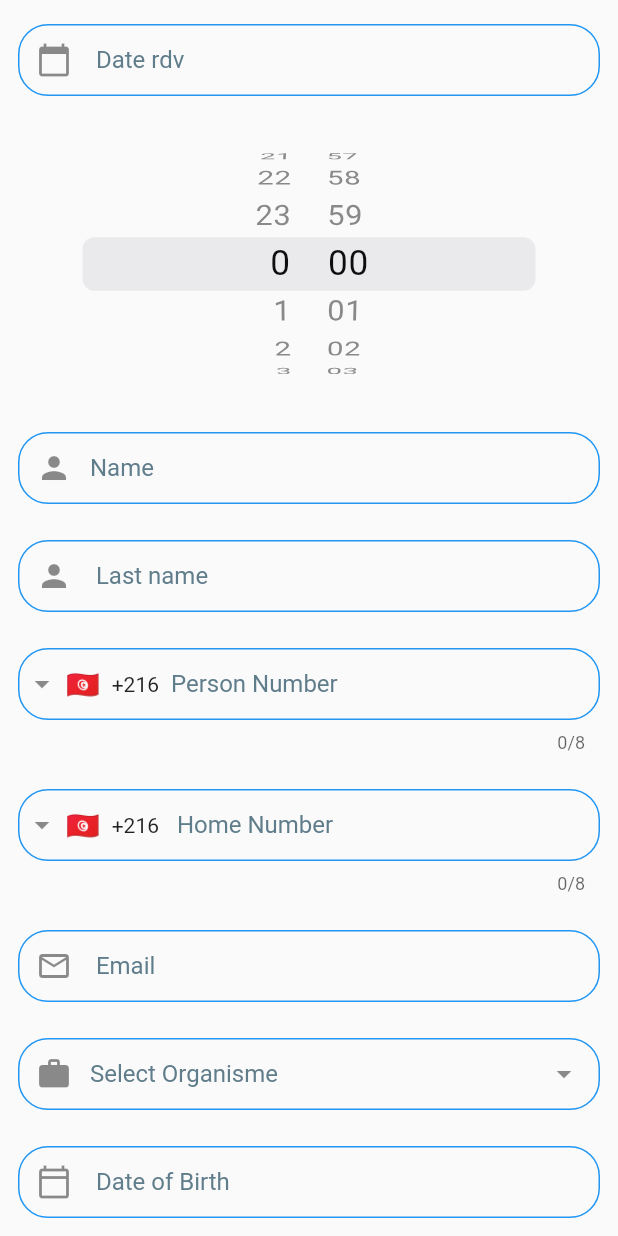
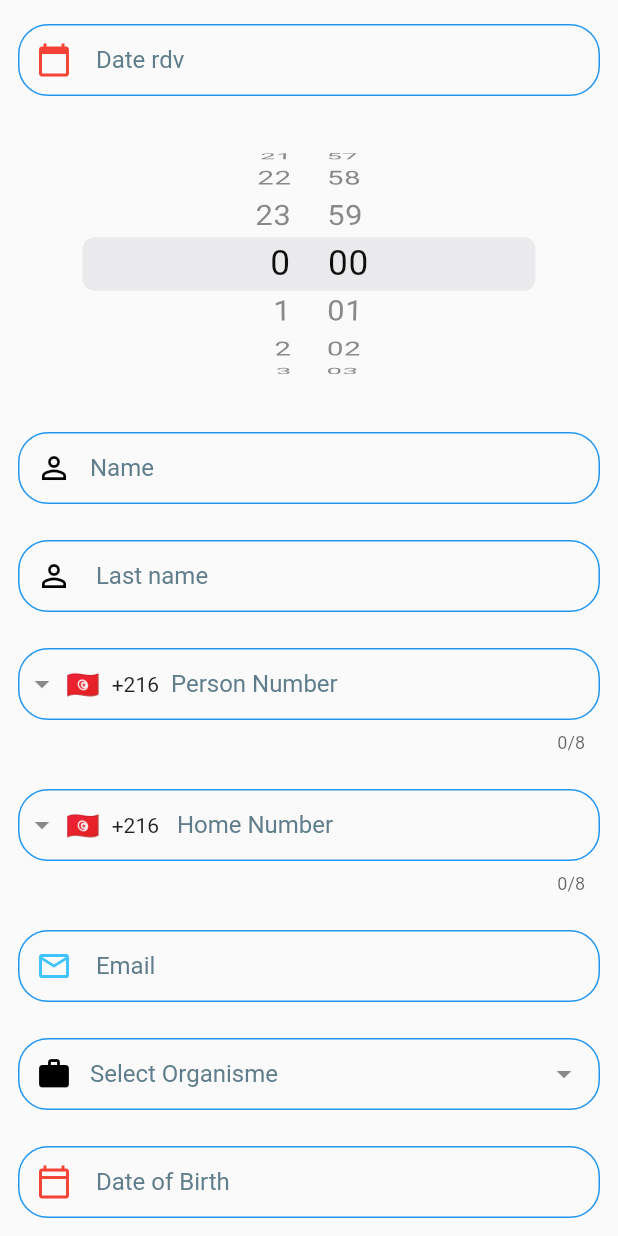
Before and after one commit to AyaBm214/RadiologieApp, a Flutter app: the FormulaireView screen opened directly, scrolled down 484 dp, on a phone screen of 412 x 824 dp. Run offline on Flutter 3.47's test engine with Material 2 defaults, Android fonts, the light colour scheme and no system bars; drawn by our look-alikes of dropdown_search, intl_phone_field; our stand-ins replace flutter_datetime_picker, flutter_slidable, get; missing offline and left inert: flutter_agenda, time_planner; accounts and stored records are empty; network calls fail.

Commit message:
11/05/2022

```diff
--- a/lib/app/data/widgets/RDVForm.dart
+++ b/lib/app/data/widgets/RDVForm.dart
@@ -33,10 +33,11 @@ class FormulaireView extends GetView<RendezvousController> {
             child: Column(
               children: <Widget>[
                 AppBar(
+                  backgroundColor: Colors.white,
                   leading: IconButton(
                     icon: const Icon(
                       Icons.arrow_back_ios,
-                      color: Colors.white,
+                      color: Colors.black,
                     ),
                     onPressed: () {
                       showDialog(
@@ -71,12 +72,20 @@ class FormulaireView extends GetView<RendezvousController> {
                     },
                   ),
                   elevation: 0,
-                  title: const Text('Rendez Vous'),
+                  title: const Text(
+                    'Rendez-Vous',
+                    style: TextStyle(
+                        letterSpacing: 5,
+                        fontStyle: FontStyle.italic,
+                        color: Colors.black,
+                        fontSize: 18),
+                  ),
                   actions: <Widget>[
                     IconButton(
                       icon: const Icon(
-                        Icons.check,
-                        color: Colors.white,
+                        Icons.verified_outlined,
+                        color: Colors.black,
+                        size: 30,
                       ),
                       onPressed: () {
                         if (form_rdv.currentState!.validate()) {
@@ -94,7 +103,6 @@ class FormulaireView extends GetView<RendezvousController> {
                       },
                     ),
                   ],
-                  backgroundColor: Theme.of(context).colorScheme.secondary,
                   centerTitle: true,
                 ),
                 Container(
@@ -116,19 +124,22 @@ class FormulaireView extends GetView<RendezvousController> {
                                   rendezvousController.listCenter.value
                                       .forEach((element) {
                                     if (element.designCentre == value) {
-                                      rendezvousController.Lcenterv.value =
+                                      rendezvousController.L2centerv.value =
                                           element;
                                     }
                                   }),
                                 },
                             selectedItem: rendezvousController
-                                .Lcenterv.value.designCentre,
+                                .L2centerv.value.designCentre,
                             dropdownSearchDecoration: InputDecoration(
                                 contentPadding: const EdgeInsets.all(10),
                                 hintText: "Select Center",
                                 hintStyle:
                                     const TextStyle(color: Colors.blueGrey),
-                                prefixIcon: const Icon(Icons.business_center),
+                                prefixIcon: const Icon(
+                                  Icons.business_center,
+                                  color: Colors.black,
+                                ),
                                 labelStyle: TextStyle(
                                   color: Get.theme.primaryColor,
                                   fontWeight: FontWeight.w700,
@@ -177,7 +188,10 @@ class FormulaireView extends GetView<RendezvousController> {
                                 hintText: "Select Salle",
                                 hintStyle:
                                     const TextStyle(color: Colors.blueGrey),
-                                prefixIcon: const Icon(Icons.home_outlined),
+                                prefixIcon: const Icon(
+                                  Icons.home_outlined,
+                                  color: Colors.black,
+                                ),
                                 labelStyle: TextStyle(
                                   color: Get.theme.primaryColor,
                                   fontWeight: FontWeight.w700,
@@ -224,7 +238,10 @@ class FormulaireView extends GetView<RendezvousController> {
                                 hintText: "Select Medecin M",
                                 hintStyle:
                                     const TextStyle(color: Colors.blueGrey),
-                                prefixIcon: const Icon(Icons.search),
+                                prefixIcon: const Icon(
+                                  Icons.perm_identity,
+                                  color: Colors.black,
+                                ),
                                 labelStyle: TextStyle(
                                   color: Get.theme.primaryColor,
                                   fontWeight: FontWeight.w700,
@@ -271,7 +288,10 @@ class FormulaireView extends GetView<RendezvousController> {
                                 hintText: "Select Medecin P",
                                 hintStyle:
                                     const TextStyle(color: Colors.blueGrey),
-                                prefixIcon: const Icon(Icons.search),
+                                prefixIcon: const Icon(
+                                  Icons.perm_identity,
+                                  color: Colors.black,
+                                ),
                                 labelStyle: TextStyle(
                                   color: Get.theme.primaryColor,
                                   fontWeight: FontWeight.w700,
@@ -306,7 +326,10 @@ class FormulaireView extends GetView<RendezvousController> {
                           contentPadding: const EdgeInsets.all(10),
                           hintText: " Objet",
                           hintStyle: const TextStyle(color: Colors.blueGrey),
-                          prefixIcon: const Icon(Icons.emoji_objects),
+                          prefixIcon: const Icon(
+                            Icons.emoji_objects,
+                            color: Colors.yellow,
+                          ),
                           labelStyle: TextStyle(
                             color: Get.theme.primaryColor,
                             fontWeight: FontWeight.w700,
@@ -357,7 +380,10 @@ class FormulaireView extends GetView<RendezvousController> {
                                 hintText: "Code/designation",
                                 hintStyle:
                                     const TextStyle(color: Colors.blueGrey),
-                                prefixIcon: const Icon(Icons.home_outlined),
+                                prefixIcon: const Icon(
+                                  Icons.edit,
+                                  color: Colors.black,
+                                ),
                                 labelStyle: TextStyle(
                                   color: Get.theme.primaryColor,
                                   fontWeight: FontWeight.w700,
@@ -393,7 +419,10 @@ class FormulaireView extends GetView<RendezvousController> {
                             contentPadding: const EdgeInsets.all(5),
                             hintText: " Date rdv",
                             hintStyle: const TextStyle(color: Colors.blueGrey),
-                            prefixIcon: const Icon(Icons.calendar_today),
+                            prefixIcon: const Icon(
+                              Icons.calendar_today,
+                              color: Colors.red,
+                            ),
                             labelStyle: TextStyle(
                               color: Get.theme.primaryColor,
                               fontWeight: FontWeight.w700,
@@ -466,7 +495,10 @@ class FormulaireView extends GetView<RendezvousController> {
                           contentPadding: const EdgeInsets.all(10),
                           hintText: "Name",
                           hintStyle: const TextStyle(color: Colors.blueGrey),
-                          prefixIcon: const Icon(Icons.person),
+                          prefixIcon: const Icon(
+                            Icons.perm_identity,
+                            color: Colors.black,
+                          ),
                           labelStyle: TextStyle(
                             color: Get.theme.primaryColor,
                             fontWeight: FontWeight.w700,
@@ -499,7 +531,10 @@ class FormulaireView extends GetView<RendezvousController> {
                           contentPadding: const EdgeInsets.all(10),
                           hintText: " Last name",
                           hintStyle: const TextStyle(color: Colors.blueGrey),
-                          prefixIcon: const Icon(Icons.person),
+                          prefixIcon: const Icon(
+                            Icons.perm_identity,
+                            color: Colors.black,
+                          ),
                           labelStyle: TextStyle(
                             color: Get.theme.primaryColor,
                             fontWeight: FontWeight.w700,
@@ -522,7 +557,10 @@ class FormulaireView extends GetView<RendezvousController> {
                           contentPadding: const EdgeInsets.all(10),
                           hintText: "Person Number",
                           hintStyle: const TextStyle(color: Colors.blueGrey),
-                          prefixIcon: const Icon(Icons.send_to_mobile),
+                          prefixIcon: const Icon(
+                            Icons.phone,
+                            color: Colors.red,
+                          ),
                           labelStyle: TextStyle(
                             color: Get.theme.primaryColor,
                             fontWeight: FontWeight.w700,
@@ -556,7 +594,10 @@ class FormulaireView extends GetView<RendezvousController> {
                           contentPadding: const EdgeInsets.all(10),
                           hintText: " Home Number",
                           hintStyle: const TextStyle(color: Colors.blueGrey),
-                          prefixIcon: const Icon(Icons.phone),
+                          prefixIcon: const Icon(
+                            Icons.phone,
+                            color: Colors.red,
+                          ),
                           labelStyle: TextStyle(
                             color: Get.theme.primaryColor,
                             fontWeight: FontWeight.w700,
@@ -591,7 +632,10 @@ class FormulaireView extends GetView<RendezvousController> {
                           contentPadding: const EdgeInsets.all(10),
                           hintText: " Email",
                           hintStyle: const TextStyle(color: Colors.blueGrey),
-                          prefixIcon: const Icon(Icons.email_outlined),
+                          prefixIcon: const Icon(
+                            Icons.email_outlined,
+                            color: Colors.lightBlueAccent,
+                          ),
                           labelStyle: TextStyle(
                             color: Get.theme.primaryColor,
                             fontWeight: FontWeight.w700,
@@ -637,7 +681,10 @@ class FormulaireView extends GetView<RendezvousController> {
                                 hintText: "Select Organisme",
                                 hintStyle:
                                     const TextStyle(color: Colors.blueGrey),
-                                prefixIcon: const Icon(Icons.work),
+                                prefixIcon: const Icon(
+                                  Icons.work,
+                                  color: Colors.black,
+                                ),
                                 labelStyle: TextStyle(
                                   color: Get.theme.primaryColor,
                                   fontWeight: FontWeight.w700,
@@ -671,7 +718,10 @@ class FormulaireView extends GetView<RendezvousController> {
                         contentPadding: const EdgeInsets.all(5),
                         hintText: " Date of Birth",
                         hintStyle: const TextStyle(color: Colors.blueGrey),
-                        prefixIcon: const Icon(Icons.calendar_today_outlined),
+                        prefixIcon: const Icon(
+                          Icons.calendar_today_outlined,
+                          color: Colors.red,
+                        ),
                         labelStyle: TextStyle(
                           color: Get.theme.primaryColor,
                           fontWeight: FontWeight.w700,
--- a/lib/app/modules/ListComptesRendus/views/list_comptes_rendus_view.dart
+++ b/lib/app/modules/ListComptesRendus/views/list_comptes_rendus_view.dart
@@ -41,12 +41,12 @@ class ListComptesRendusView extends GetView<ListComptesRendusController> {
                           rendezvousController.listCenter.value
                               .forEach((element) {
                             if (element.designCentre == value) {
-                              rendezvousController.Lcenterv.value = element;
+                              rendezvousController.L3centerv.value = element;
                             }
                           }),
                         },
                     selectedItem:
-                        rendezvousController.Lcenterv.value.designCentre,
+                        rendezvousController.L3centerv.value.designCentre,
                     dropdownSearchDecoration: InputDecoration(
                       contentPadding: const EdgeInsets.all(8),
                       hintText: "Tous Les Centres",
--- a/lib/app/modules/home/controllers/home_controller.dart
+++ b/lib/app/modules/home/controllers/home_controller.dart
@@ -26,11 +26,12 @@ class HomeController extends GetxController {
 
   Future fetchClinique() async {
     print("***************Fetching clinique********************");
-    var cliniques = GetListCliniqueStatic.getListStatic();
+    var cliniques = await cliniqueWebServices.listCliniques();
     // var cliniques = await cliniqueWebServices.listCliniques();
     if (cliniques != null) {
       listcliniques = cliniques;
       Cliniquetrouve.value = cliniques;
+      cliniques = GetListCliniqueStatic.getListStatic();
     }
   }
 
--- a/lib/app/routes/app_routes.dart
+++ b/lib/app/routes/app_routes.dart
@@ -12,6 +12,8 @@ abstract class Routes {
   static const RENDEZVOUS = _Paths.ACCEUIL + _Paths.RENDEZVOUS;
   static const DECONNEXION = _Paths.ACCEUIL + _Paths.DECONNEXION;
   static const LIST_COMPTES_RENDUS = _Paths.LIST_COMPTES_RENDUS;
+  static const EXPLOITATION = _Paths.EXPLOITATION;
+  static const BLOC = _Paths.BLOC;
 }
 
 abstract class _Paths {
@@ -25,4 +27,6 @@ abstract class _Paths {
   static const RENDEZVOUS = '/rendezvous';
   static const DECONNEXION = '/deconnexion';
   static const LIST_COMPTES_RENDUS = '/list-comptes-rendus';
+  static const EXPLOITATION = '/exploitation';
+  static const BLOC = '/bloc';
 }
--- a/lib/main.dart
+++ b/lib/main.dart
@@ -1,5 +1,4 @@
 import 'package:flutter/material.dart';
-
 import 'package:get/get.dart';
 
 import 'app/routes/app_pages.dart';
```
Also changed, not shown: lib/app/data/widgets/NavugationDrawer.dart (+24 -7 lines), lib/app/modules/Bloc/bindings/bloc_binding.dart (added, +12 -0 lines), lib/app/modules/Bloc/controllers/bloc_controller.dart (added, +20 -0 lines), lib/app/modules/Bloc/views/bloc_view.dart (added, +23 -0 lines), lib/app/modules/Exploitation/bindings/exploitation_binding.dart (added, +12 -0 lines), lib/app/modules/Exploitation/controllers/exploitation_controller.dart (added, +20 -0 lines), lib/app/modules/Exploitation/views/exploitation_view.dart (added, +23 -0 lines), lib/app/modules/Rendezvous/controllers/rendezvous_controller.dart (+9 -27 lines), lib/app/modules/Rendezvous/views/rendezvous_view.dart (+52 -6 lines), lib/app/routes/app_pages.dart (+14 -0 lines).
